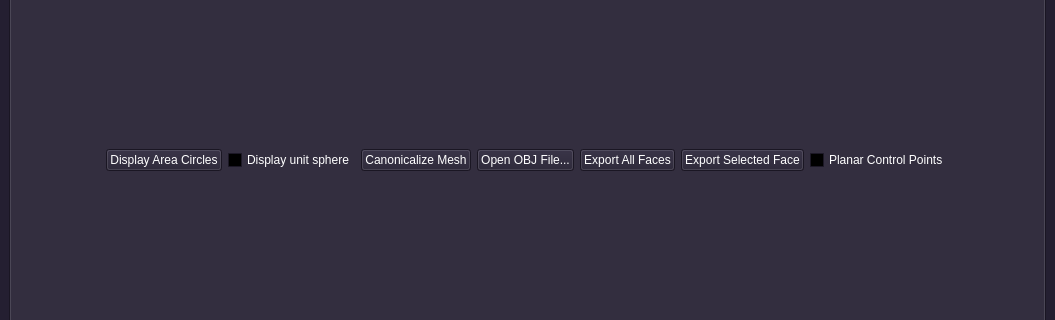
borisbordeaux/Auto_Frac, file src/gui/mainwindow.ui: the form before one commit; both pictures show x 0 to 1055 and y 360 to 680 of the 1055 by 1039 pixel window.
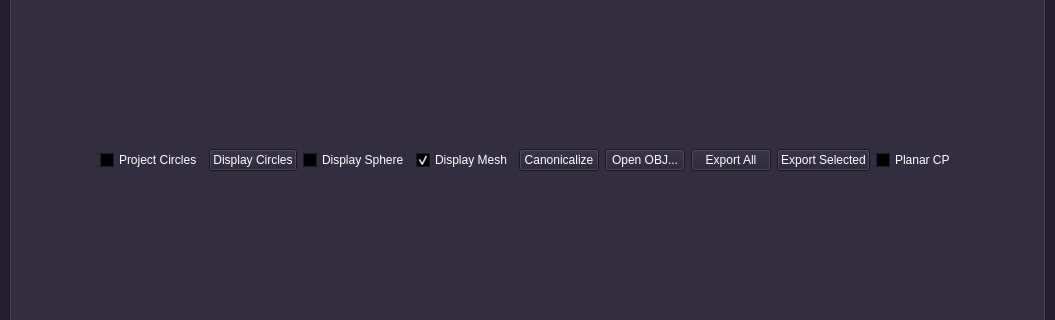
The form after the commit. The open tabs and pages were chosen to show the change.

Commit message: Added inversion circles

What changed in the file:
```diff
--- a/src/gui/mainwindow.ui
+++ b/src/gui/mainwindow.ui
@@ -1575,52 +1575,69 @@
               </property>
              </spacer>
             </item>
+            <item>
+             <widget class="QCheckBox" name="checkBox_projectCircles">
+              <property name="text">
+               <string>Project Circles</string>
+              </property>
+             </widget>
+            </item>
             <item>
              <widget class="QPushButton" name="pushButton">
               <property name="text">
-               <string>Display Area Circles</string>
+               <string>Display Circles</string>
               </property>
              </widget>
             </item>
             <item>
              <widget class="QCheckBox" name="checkBox_displayUnitSphere">
               <property name="text">
-               <string>Display unit sphere</string>
+               <string>Display Sphere</string>
+              </property>
+             </widget>
+            </item>
+            <item>
+             <widget class="QCheckBox" name="checkBox_displayMesh">
+              <property name="text">
+               <string>Display Mesh</string>
+              </property>
+              <property name="checked">
+               <bool>true</bool>
               </property>
              </widget>
             </item>
             <item>
              <widget class="QPushButton" name="pushButton_canonizeMesh">
               <property name="text">
-               <string>Canonicalize Mesh</string>
+               <string>Canonicalize</string>
               </property>
              </widget>
             </item>
             <item>
              <widget class="QPushButton" name="pushButton_openOBJ">
               <property name="text">
-               <string>Open OBJ File...</string>
+               <string>Open OBJ...</string>
               </property>
              </widget>
             </item>
             <item>
              <widget class="QPushButton" name="pushButton_ExportAll">
               <property name="text">
-               <string>Export All Faces</string>
+               <string>Export All</string>
               </property>
              </widget>
             </item>
             <item>
              <widget class="QPushButton" name="pushButton_ExportSelectedFace">
               <property name="text">
-               <string>Export Selected Face</string>
+               <string>Export Selected</string>
               </property>
              </widget>
             </item>
             <item>
              <widget class="QCheckBox" name="checkBox_polytopalPlanarControlPoints">
               <property name="text">
-               <string>Planar Control Points</string>
+               <string>Planar CP</string>
               </property>
              </widget>
             </item>
```
Left out of the diff: 25 changed lines with no effect on the pictures. The commit also changes 9 other files.
